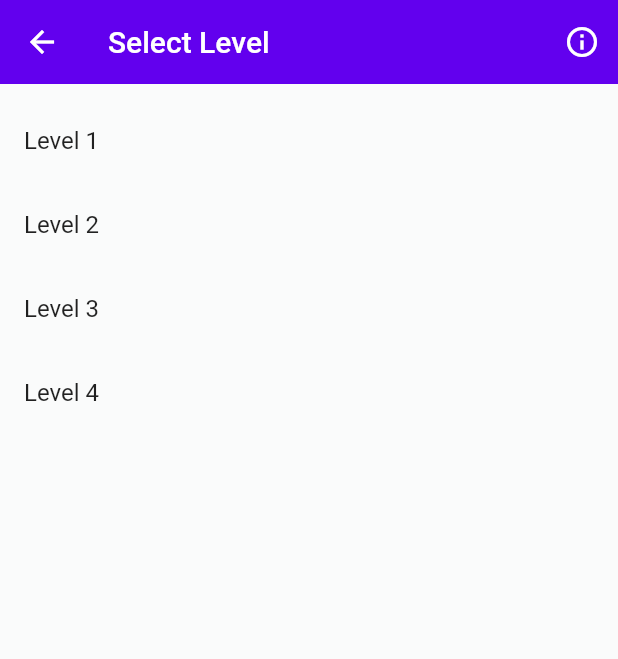
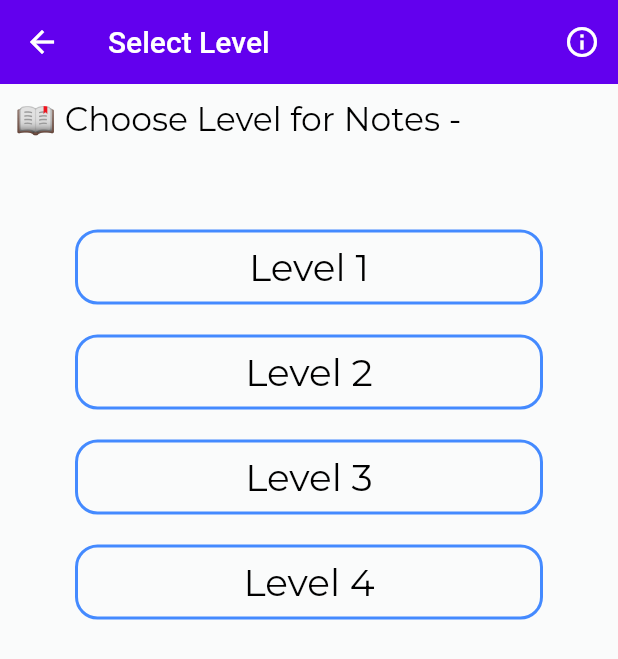
Before and after one commit to mahmudalsohan/NoteBot, a Flutter app: the HomeView screen opened by its route, after a tap on "Notes", on a phone screen of 412 x 824 dp. Shown: the top 659 px of the screen. Run offline on Flutter 3.47's test engine with Material 2 defaults, Android fonts, the phone set to English and light mode, and no system bars; our stand-ins replace animated_theme_switcher, card_swiper, dio, firebase_auth, firebase_core, firebase_messaging and 7 more; missing offline and left inert: dart:ffi, flutter_config, webfeed; accounts and stored records are empty; network calls fail.

Commit message:
level selection screen of notes

```diff
--- a/lib/constants/colors.dart
+++ b/lib/constants/colors.dart
@@ -3,8 +3,8 @@ import 'package:get_storage/get_storage.dart';
 import 'get_storage_key.dart';
 
 class AppColors {
-  static const Color _kKeyUmbraOpacity = Color(0x33000000); // alpha = 0.2
-  static const Color _kKeyPenumbraOpacity = Color(0x24000000); // alpha = 0.14
+  static const Color _kKeyUmbraOpacity = Color(0x33000000);
+  static const Color _kKeyPenumbraOpacity = Color(0x24000000);
   static const Color _kAmbientShadowOpacity = Color(0x1F000000);
 
   List carouselGradientColors = [
--- a/lib/constants/text_styles.dart
+++ b/lib/constants/text_styles.dart
@@ -24,4 +24,14 @@ class AppTextStyles {
     fontSize: 15,
     color: AppColors().kSecondaryTextColor,
   );
+
+  var kLevelsViewTitleTextStyle = GoogleFonts.montserrat(
+    fontSize: 22,
+    color: AppColors().kSecondaryTextColor,
+  );
+
+  var kSelectLevelButtonTextStyle = GoogleFonts.montserrat(
+    fontSize: 25,
+    color: AppColors().kSecondaryTextColor,
+  );
 }
--- a/lib/views/academic_views/academic_screen.dart
+++ b/lib/views/academic_views/academic_screen.dart
@@ -1,5 +1,5 @@
 import 'package:butex_notebot/constants/asset_path.dart';
-import 'package:butex_notebot/views/academic_views/levels_screen.dart';
+import 'package:butex_notebot/views/levels_view/levels_view.dart';
 import 'package:butex_notebot/widgets/appBar_widget.dart';
 import 'package:butex_notebot/widgets/function_tile_widget.dart';
 import 'package:flutter/material.dart';
@@ -28,7 +28,7 @@ class AcademicScreen extends StatelessWidget {
               title: "Notes",
               imagePath: notesSectionImage,
               onPress: () {
-                Get.to(() => LevelsScreen());
+                Get.to(() => LevelsView());
               },
             ),
             FunctionTile(
--- a/lib/views/home_view/home_view_widgets/dashboard_section.dart
+++ b/lib/views/home_view/home_view_widgets/dashboard_section.dart
@@ -2,7 +2,7 @@ import 'dart:ffi';
 
 import 'package:butex_notebot/constants/asset_path.dart';
 import 'package:butex_notebot/constants/text_styles.dart';
-import 'package:butex_notebot/views/academic_views/levels_screen.dart';
+import 'package:butex_notebot/views/levels_view/levels_view.dart';
 import 'package:butex_notebot/views/entertainment_views/entertainment_home.dart';
 import 'package:butex_notebot/widgets/function_tile_widget.dart';
 import 'package:flutter/material.dart';
@@ -37,7 +37,7 @@ class DashboardSection extends StatelessWidget {
                   title: "Notes",
                   imagePath: notesSectionImage,
                   onPress: () {
-                    Get.to(() => LevelsScreen());
+                    Get.to(() => LevelsView());
                   },
                 ),
                 FunctionTile(
--- a/lib/views/academic_views/levels_screen.dart
+++ b/lib/views/levels_view/levels_view.dart
@@ -1,11 +1,13 @@
+import 'package:butex_notebot/constants/text_styles.dart';
 import 'package:butex_notebot/views/academic_views/subjects_screen.dart';
 import 'package:butex_notebot/widgets/appBar_widget.dart';
+import 'package:butex_notebot/widgets/level_selection_tile.dart';
 import 'package:flutter/material.dart';
 import 'package:get/get_core/src/get_main.dart';
 import 'package:get/get_navigation/src/extension_navigation.dart';
 
-class LevelsScreen extends StatelessWidget {
-  const LevelsScreen({Key? key}) : super(key: key);
+class LevelsView extends StatelessWidget {
+  const LevelsView({Key? key}) : super(key: key);
 
   @override
   Widget build(BuildContext context) {
@@ -15,33 +17,35 @@ class LevelsScreen extends StatelessWidget {
         title: "Select Level",
       ),
       body: Padding(
-        padding: EdgeInsets.symmetric(vertical: 10),
+        padding: const EdgeInsets.symmetric(horizontal: 10, vertical: 10),
         child: Column(
+          crossAxisAlignment: CrossAxisAlignment.start,
           children: [
-            ListTile(
-              title: Text("Level 1"),
-              //imagePath: levelOneImage,
+            Text(
+              "📖 Choose Level for Notes -",
+              style: AppTextStyles().kLevelsViewTitleTextStyle,
+            ),
+            SizedBox(height: 50),
+            levelSelectionTile(
+              title: "Level 1",
               onTap: () {
                 Get.to(() => SubjectsScreen(level: 1));
               },
             ),
-            ListTile(
-              title: Text("Level 2"),
-              //imagePath: levelTwoImage,
+            levelSelectionTile(
+              title: "Level 2",
               onTap: () {
                 Get.to(() => SubjectsScreen(level: 2));
               },
             ),
-            ListTile(
-              title: Text("Level 3"),
-              //imagePath: levelThreeImage,
+            levelSelectionTile(
+              title: "Level 3",
               onTap: () {
                 Get.to(() => SubjectsScreen(level: 3));
               },
             ),
-            ListTile(
-              title: Text("Level 4"),
-              //imagePath: levelFourImage,
+            levelSelectionTile(
+              title: "Level 4",
               onTap: () {
                 Get.to(() => SubjectsScreen(level: 4));
               },
--- /dev/null
+++ b/lib/widgets/level_selection_tile.dart
@@ -0,0 +1,33 @@
+import 'package:butex_notebot/constants/text_styles.dart';
+import 'package:flutter/material.dart';
+
+Widget levelSelectionTile({
+  required String title,
+  required Function onTap,
+}) {
+  return Padding(
+    padding: const EdgeInsets.symmetric(horizontal: 40, vertical: 10),
+    child: InkWell(
+      onTap: () {
+        onTap();
+      },
+      child: Container(
+        height: 50,
+        width: double.infinity,
+        decoration: BoxDecoration(
+          borderRadius: BorderRadius.circular(15),
+          border: Border.all(
+            width: 2.0,
+            color: Colors.blueAccent,
+          ),
+        ),
+        child: Center(
+          child: Text(
+            title,
+            style: AppTextStyles().kSelectLevelButtonTextStyle,
+          ),
+        ),
+      ),
+    ),
+  );
+}
```
